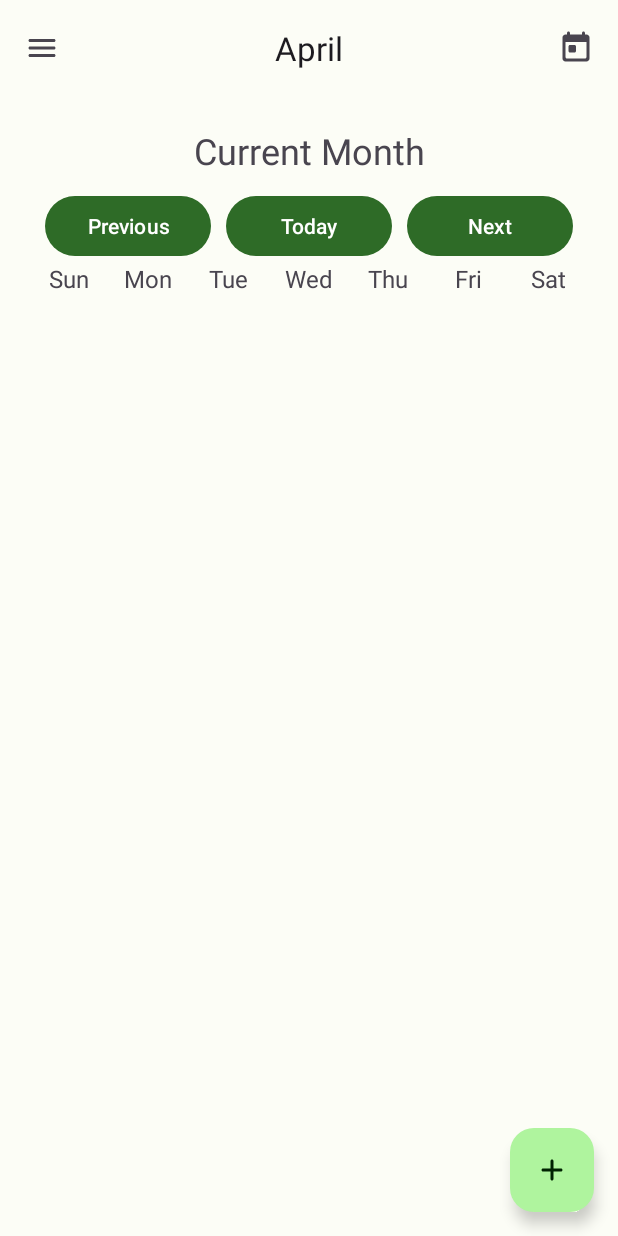
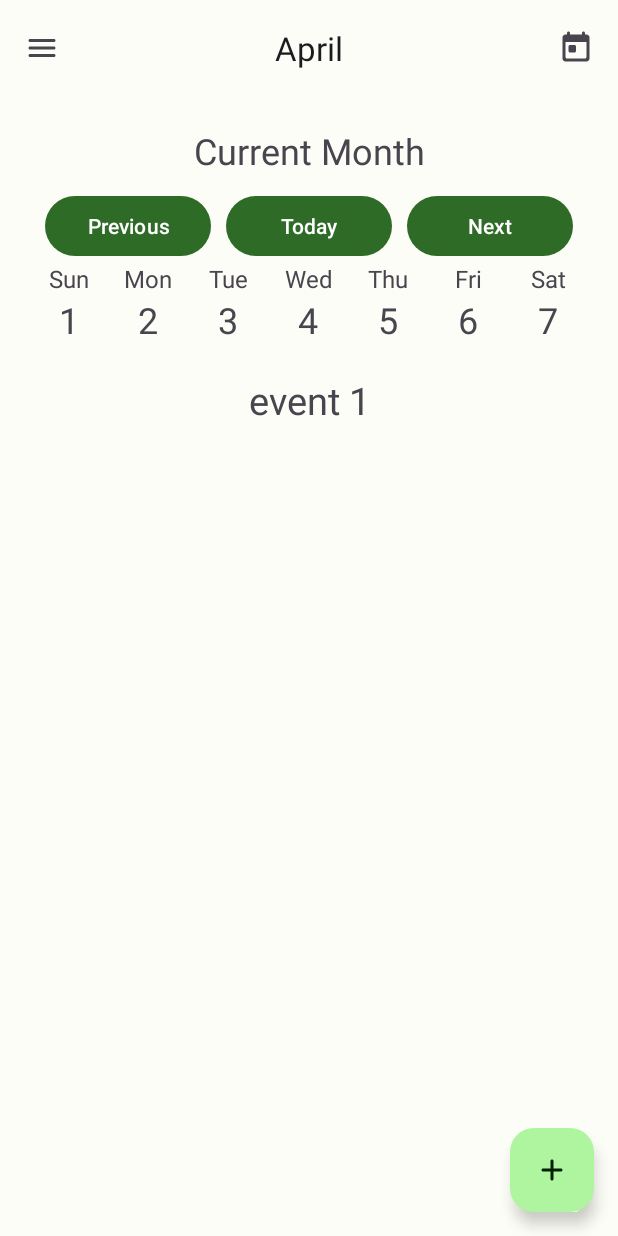
Before and after one commit to Monforton/Project-Inlook, an Android app: the WeekFragment screen opened through its navigation route, on a phone screen of 412 x 824 dp. Run offline under Robolectric (Android 15) with nearby library versions, the phone set to English and light mode, and no system bars; our stand-ins replace Room's generated code.

Commit message:
Worked on week screen layout and added button listeners in week fragment.

```diff
--- /dev/null
+++ b/app/src/main/java/uab/cs422/projectinlook/ui/week/WeekEventAdapter.kt
@@ -0,0 +1,35 @@
+package uab.cs422.projectinlook.ui.week
+
+import android.view.LayoutInflater
+import android.view.View
+import android.view.ViewGroup
+import android.widget.LinearLayout
+import android.widget.TextView
+import androidx.recyclerview.widget.RecyclerView
+import uab.cs422.projectinlook.R
+import uab.cs422.projectinlook.entities.CalEvent
+
+class WeekEventAdapter(private val fragment: WeekFragment, private var eventData: List<CalEvent>) :
+    RecyclerView.Adapter<WeekEventAdapter.ViewHolder>() {
+
+    class ViewHolder(view: View) : RecyclerView.ViewHolder(view) {
+        val dayEventTitleView: TextView = view.findViewById(R.id.dayEventTitle)
+        val dailyEventLayout: LinearLayout = view.findViewById(R.id.dailyEventDetails)
+    }
+
+    override fun onCreateViewHolder(parent: ViewGroup, viewType: Int) = ViewHolder (
+        LayoutInflater.from(parent.context).inflate(R.layout.cell_daily, parent, false)
+    )
+
+    override fun onBindViewHolder(holder: ViewHolder, position: Int) {
+        val event = eventData[position]
+        holder.dayEventTitleView.text = event.title
+    }
+
+    override fun getItemCount() = eventData.size
+
+    fun updateWeekRecView(newData: List<CalEvent>) {
+        eventData = newData
+        notifyDataSetChanged()
+    }
+}
--- a/app/src/main/java/uab/cs422/projectinlook/ui/week/WeekFragment.kt
+++ b/app/src/main/java/uab/cs422/projectinlook/ui/week/WeekFragment.kt
@@ -9,8 +9,13 @@ import android.widget.TextView
 import androidx.appcompat.app.AppCompatActivity
 import androidx.fragment.app.Fragment
 import androidx.lifecycle.ViewModelProvider
+import uab.cs422.projectinlook.EventDao
+import uab.cs422.projectinlook.EventDatabase
 import uab.cs422.projectinlook.databinding.FragmentWeekBinding
+import uab.cs422.projectinlook.entities.CalEvent
 import uab.cs422.projectinlook.ui.CalendarInterface
+import uab.cs422.projectinlook.ui.day.DayHourAdapter
+import uab.cs422.projectinlook.util.runOnIO
 import java.time.LocalDateTime
 import java.time.format.DateTimeFormatter
 
@@ -21,6 +26,7 @@ class WeekFragment : Fragment(), CalendarInterface {
     // This property is only valid between onCreateView and
     // onDestroyView.
     private val binding get() = _binding!!
+    lateinit var dao: EventDao
 
     override fun onCreateView(
         inflater: LayoutInflater,
@@ -32,6 +38,17 @@ class WeekFragment : Fragment(), CalendarInterface {
 
         _binding = FragmentWeekBinding.inflate(inflater, container, false)
         val root: View = binding.root
+
+        val weekRecyclerView = binding.weeklyRecycler
+
+        dao = EventDatabase.getInstance(this.requireContext()).eventDao
+        var events: List<CalEvent>
+        val today = LocalDateTime.now()
+        runOnIO {
+            events = dao.getEventsOfDay(today.dayOfMonth, today.monthValue, today.year)
+
+            weekRecyclerView.adapter = WeekEventAdapter(this, events)
+        }
 
         //val textView: TextView = binding.weekView
         //weekViewModel.text.observe(viewLifecycleOwner) {
@@ -46,6 +63,34 @@ class WeekFragment : Fragment(), CalendarInterface {
         }
 
         binding.nextWeekBtn.setOnClickListener {
+
+        }
+
+        binding.date1.setOnClickListener {
+
+        }
+
+        binding.date2.setOnClickListener {
+
+        }
+
+        binding.date3.setOnClickListener {
+
+        }
+
+        binding.date4.setOnClickListener {
+
+        }
+
+        binding.date5.setOnClickListener {
+
+        }
+
+        binding.date6.setOnClickListener {
+
+        }
+
+        binding.date7.setOnClickListener {
 
         }
 
@@ -72,6 +117,6 @@ class WeekFragment : Fragment(), CalendarInterface {
     }
 
     override fun updateEvents() {
-        TODO("Not yet implemented")
+
     }
 }
--- /dev/null
+++ b/app/src/main/res/layout/cell_daily.xml
@@ -0,0 +1,24 @@
+<?xml version="1.0" encoding="utf-8"?>
+<androidx.constraintlayout.widget.ConstraintLayout xmlns:android="http://schemas.android.com/apk/res/android"
+    xmlns:app="http://schemas.android.com/apk/res-auto"
+    android:id="@+id/daily_cell"
+    android:layout_width="match_parent"
+    android:layout_height="wrap_content"
+    android:orientation="vertical">
+
+    <TextView
+        android:id="@+id/dayEventTitle"
+        android:layout_width="match_parent"
+        android:layout_height="match_parent"
+        android:text="No Events"
+        android:textSize="25sp"
+        android:gravity="center"/>
+
+    <LinearLayout
+        android:id="@+id/dailyEventDetails"
+        android:layout_width="match_parent"
+        android:layout_height="wrap_content"
+        android:orientation="vertical"
+        app:layout_constraintTop_toBottomOf="@id/dayEventTitle"/>
+
+</androidx.constraintlayout.widget.ConstraintLayout>
--- a/app/src/main/res/layout/fragment_week.xml
+++ b/app/src/main/res/layout/fragment_week.xml
@@ -51,7 +51,7 @@
         </LinearLayout>
 
         <LinearLayout
-            android:id="@+id/days_of_week_weekly"
+            android:id="@+id/weekDayNames"
             android:layout_width="match_parent"
             android:layout_height="wrap_content"
             android:orientation="horizontal">
@@ -112,6 +112,77 @@
                 android:textAlignment="center"
                 android:textSize="16sp"/>
         </LinearLayout>
+
+        <LinearLayout
+            android:id="@+id/weekDayDates"
+            android:layout_width="match_parent"
+            android:layout_height="wrap_content"
+            android:orientation="horizontal">
+
+            <TextView
+                android:id="@+id/date1"
+                android:layout_width="0dp"
+                android:layout_height="wrap_content"
+                android:layout_weight="1"
+                android:text="1"
+                android:textAlignment="center"
+                android:textSize="24sp"/>
+
+            <TextView
+                android:id="@+id/date2"
+                android:layout_width="0dp"
+                android:layout_height="wrap_content"
+                android:layout_weight="1"
+                android:text="2"
+                android:textAlignment="center"
+                android:textSize="24sp"/>
+
+            <TextView
+                android:id="@+id/date3"
+                android:layout_width="0dp"
+                android:layout_height="wrap_content"
+                android:layout_weight="1"
+                android:text="3"
+                android:textAlignment="center"
+                android:textSize="24sp"/>
+
+            <TextView
+                android:id="@+id/date4"
+                android:layout_width="0dp"
+                android:layout_height="wrap_content"
+                android:layout_weight="1"
+                android:text="4"
+                android:textAlignment="center"
+                android:textSize="24sp"/>
+
+            <TextView
+                android:id="@+id/date5"
+                android:layout_width="0dp"
+                android:layout_height="wrap_content"
+                android:layout_weight="1"
+                android:text="5"
+                android:textAlignment="center"
+                android:textSize="24sp"/>
+
+            <TextView
+                android:id="@+id/date6"
+                android:layout_width="0dp"
+                android:layout_height="wrap_content"
+                android:layout_weight="1"
+                android:text="6"
+                android:textAlignment="center"
+                android:textSize="24sp"/>
+
+            <TextView
+                android:id="@+id/date7"
+                android:layout_width="0dp"
+                android:layout_height="wrap_content"
+                android:layout_weight="1"
+                android:text="7"
+                android:textAlignment="center"
+                android:textSize="24sp"/>
+        </LinearLayout>
+
     </LinearLayout>
 
     <androidx.recyclerview.widget.RecyclerView
```
